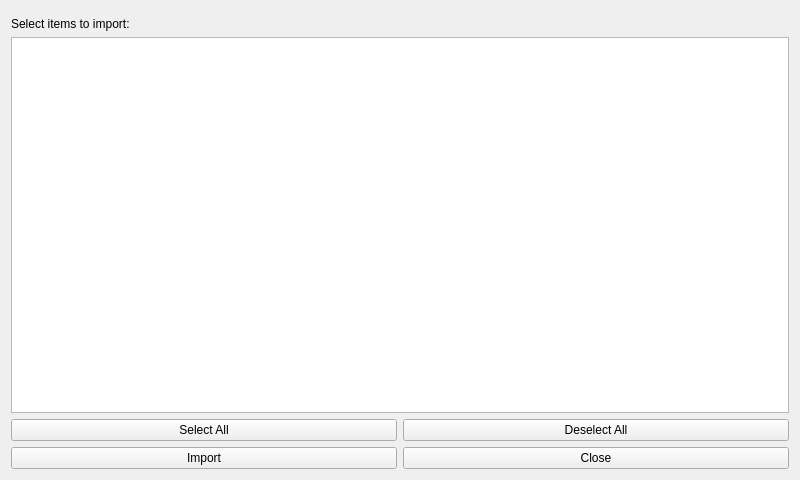
The window that GUI/PopupWindows/Import.ui (istee/cor3d) describes before a commit, drawn with Qt 5.
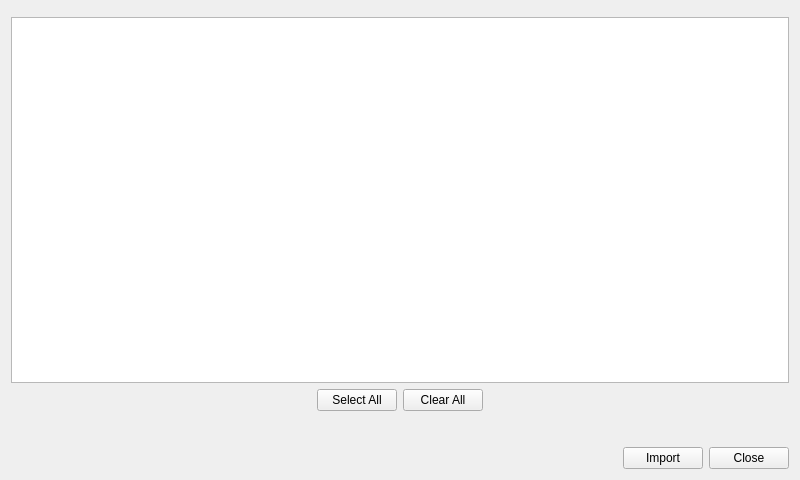
The same window after the commit. Custom widgets are drawn as their Qt base class.

Patch:
```diff
--- a/GUI/PopupWindows/Import.ui
+++ b/GUI/PopupWindows/Import.ui
@@ -26,20 +26,26 @@
    </item>
    <item>
     <layout class="QVBoxLayout" name="verticalLayout_3">
-     <item>
-      <widget class="QLabel" name="label">
-       <property name="text">
-        <string>Select items to import:</string>
-       </property>
-      </widget>
-     </item>
      <item>
       <widget class="QTreeView" name="treeView"/>
      </item>
      <item>
       <layout class="QHBoxLayout" name="horizontalLayout_2">
        <item>
-        <widget class="QPushButton" name="pushButton_2">
+        <spacer name="horizontalSpacer_2">
+         <property name="orientation">
+          <enum>Qt::Horizontal</enum>
+         </property>
+         <property name="sizeHint" stdset="0">
+          <size>
+           <width>40</width>
+           <height>20</height>
+          </size>
+         </property>
+        </spacer>
+       </item>
+       <item>
+        <widget class="QPushButton" name="buttonSelectAll">
          <property name="text">
           <string>Select All</string>
          </property>
@@ -48,16 +54,45 @@
        <item>
         <widget class="QPushButton" name="pushButton">
          <property name="text">
-          <string>Deselect All</string>
+          <string>Clear All</string>
          </property>
         </widget>
        </item>
+       <item>
+        <spacer name="horizontalSpacer_3">
+         <property name="orientation">
+          <enum>Qt::Horizontal</enum>
+         </property>
+         <property name="sizeHint" stdset="0">
+          <size>
+           <width>40</width>
+           <height>20</height>
+          </size>
+         </property>
+        </spacer>
+       </item>
       </layout>
      </item>
     </layout>
    </item>
    <item>
     <layout class="QHBoxLayout" name="horizontalLayout">
+     <property name="topMargin">
+      <number>30</number>
+     </property>
+     <item>
+      <spacer name="horizontalSpacer">
+       <property name="orientation">
+        <enum>Qt::Horizontal</enum>
+       </property>
+       <property name="sizeHint" stdset="0">
+        <size>
+         <width>40</width>
+         <height>20</height>
+        </size>
+       </property>
+      </spacer>
+     </item>
      <item>
       <widget class="QPushButton" name="importButton">
        <property name="text">
```
Left out of the diff: 4 changed lines with no effect on the pictures.
